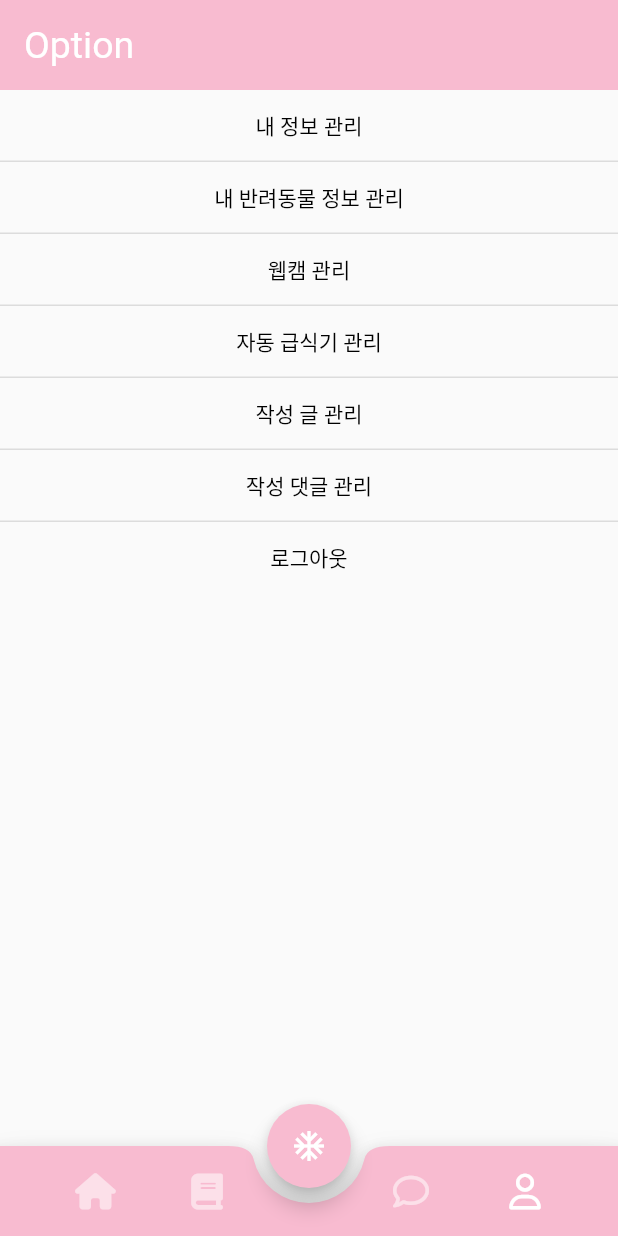
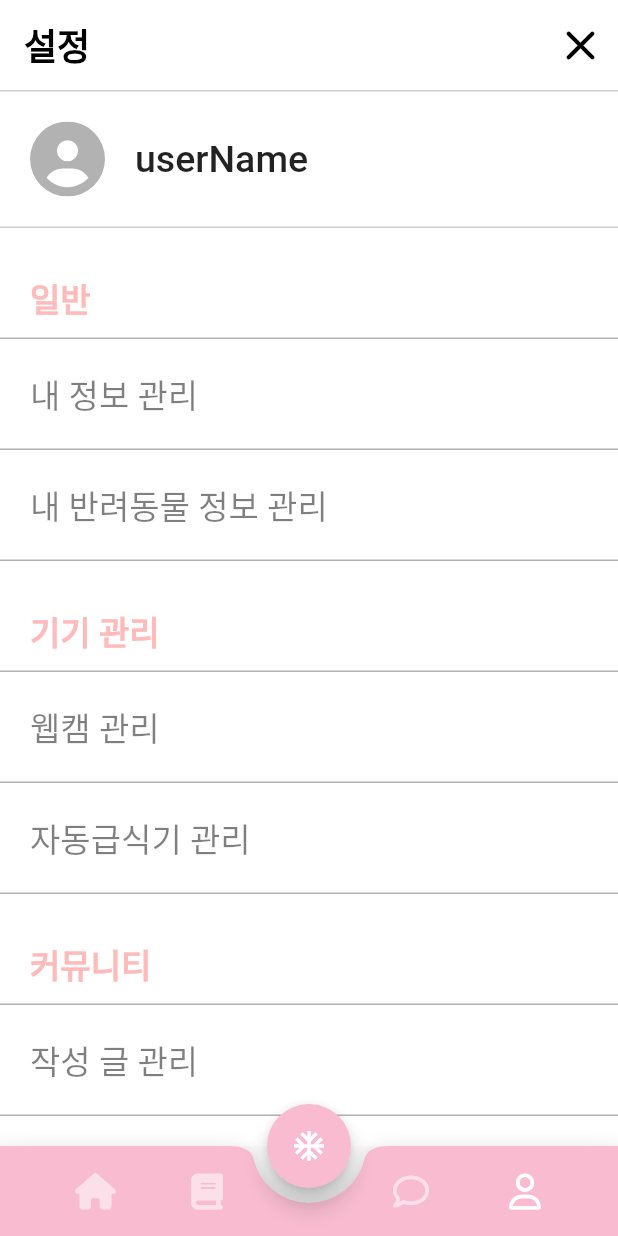
Before and after one commit to qlsdlgh/perpet, a Flutter app: the screen it shows after launch, item 4 of the bottom bar chosen, on a phone screen of 412 x 824 dp. Run offline on Flutter 3.47's test engine with Material 2 defaults, Android fonts, the phone set to English and light mode, and no system bars; our stand-ins replace firebase_auth, firebase_core, flutter_svg, font_awesome_flutter, image_picker; missing offline and left inert: kakao_flutter_sdk_user; accounts and stored records are empty; network calls fail.

Commit message:
설정 페이지 ui
navigation bar의 유저 버튼 눌렀을 때 설정 페이지가 아닌 유저 정보 수정 화면으로 바로 이동하게 바꿔야 함

```diff
--- a/lib/screens/home_screen.dart
+++ b/lib/screens/home_screen.dart
@@ -1,6 +1,6 @@
 import 'package:flutter/material.dart';
-import 'package:perpet/service/main_view_model.dart';
-//import 'package:perpet/widgets/button_style.dart';
+import 'package:perpet/widgets/button_style.dart';
+import 'package:perpet/screens/setting_page.dart';
 
 //로그인 후 보이는 첫화면
 class HomeScreen extends StatelessWidget {
@@ -23,15 +23,22 @@ class HomeScreen extends StatelessWidget {
         bottomOpacity: 20,
         actions: [
           IconButton(
-            onPressed: () => {},
+            onPressed: () {
+              Navigator.push(
+                  context,
+                  MaterialPageRoute(
+                    builder: (context) => const SettingPage(),
+                  ));
+            },
             icon: const Icon(Icons.menu),
             iconSize: 28,
           )
         ],
       ),
-      body: const SingleChildScrollView(
+      body: SingleChildScrollView(
         child:
-            LoginKakao(), /*Padding(
+            //LoginKakao(),
+            Padding(
                 padding: const EdgeInsets.all(25),
                 child: Column(
                   children: [
@@ -118,7 +125,7 @@ class HomeScreen extends StatelessWidget {
                       ),
                     ),
                     const SizedBox(
-                  height: 20,
+                      height: 40,
                     ),
                     Column(
                       children: [
@@ -177,7 +184,8 @@ class HomeScreen extends StatelessWidget {
                                       height: 10,
                                     ),
                                     Row(
-                                  mainAxisAlignment: MainAxisAlignment.center,
+                                      mainAxisAlignment:
+                                          MainAxisAlignment.center,
                                       children: [
                                         Text(
                                           'petAge',
@@ -208,7 +216,7 @@ class HomeScreen extends StatelessWidget {
                       ],
                     ),
                   ],
-            )),*/
+                )),
       ),
     );
   }
--- a/lib/screens/login_screen.dart
+++ b/lib/screens/login_screen.dart
@@ -21,7 +21,7 @@ class _LogInState extends State<LoginScreen> {
           child: Column(
             mainAxisAlignment: MainAxisAlignment.center,
             children: [
-              Image.asset('images/logo.png', scale: 0.9),
+              Image.asset('assets/icons/logo.png', scale: 0.9),
               const SizedBox(
                 height: 15,
               ),
--- a/lib/screens/main_screen.dart
+++ b/lib/screens/main_screen.dart
@@ -3,7 +3,7 @@ import 'package:font_awesome_flutter/font_awesome_flutter.dart';
 import 'package:perpet/screens/IoT_feed_screen.dart';
 import 'package:perpet/screens/IoT_water_screen.dart';
 import 'package:perpet/screens/community_screen.dart';
-import 'package:perpet/screens/myPage_screen.dart';
+import 'package:perpet/screens/setting_page.dart';
 import 'package:perpet/screens/home_screen.dart';
 import 'package:perpet/screens/login_screen.dart';
 import 'package:perpet/screens/sign_up_pet_screen.dart';
@@ -112,7 +112,7 @@ class _MainScreenState extends State<MainScreen> {
     const IoTWaterScreen(),
     const IoTCamScreen(),
     const CommunityScreen(),
-    const myPageScreen(),
+    const SettingPage(),
   };
 
   final PageStorageBucket bucket = PageStorageBucket();
@@ -230,7 +230,7 @@ class _MainScreenState extends State<MainScreen> {
                       onPressed: () {
                         //버튼 눌렀을 때 작동하는 코드
                         setState(() {
-                          currentScreen = const myPageScreen();
+                          currentScreen = const SettingPage();
                           currentTab = 3;
                         });
                       },
--- a/lib/screens/myPage_screen.dart
+++ /dev/null
@@ -1,56 +0,0 @@
-import 'package:flutter/material.dart';
-import 'package:perpet/postcard.dart';
-
-class myPageScreen extends StatefulWidget {
-  const myPageScreen({Key? key}) : super(key: key);
-
-  @override
-  State<myPageScreen> createState() => _myPageScreen();
-}
-
-class _myPageScreen extends State<myPageScreen> {
-  var option = [
-    "내 정보 관리",
-    "내 반려동물 정보 관리",
-    "웹캠 관리",
-    "자동 급식기 관리",
-    "작성 글 관리",
-    "작성 댓글 관리",
-    "로그아웃"
-  ];
-
-  @override
-  Widget build(BuildContext context) {
-    return Scaffold(
-      appBar: AppBar(
-        backgroundColor: Colors.pink[100],
-        title: const Text("Option"),
-        titleTextStyle: const TextStyle(color: Colors.white, fontSize: 25),
-        toolbarHeight: 60,
-        bottomOpacity: 30,
-      ),
-      body: ListView.separated(
-        //옵션 리스트에 있는 것들을 하나씩 버튼으로 나열
-        itemCount: option.length,
-        itemBuilder: (BuildContext ctx, int idx) {
-          return TextButton(
-            onPressed: () {
-              //눌렀을 때 작동할 코드 입력
-              //나중에 이동할 페이지도 option처럼 리스트로 입력할 예정
-            },
-            child: Text(
-              option[idx],
-              style: const TextStyle(color: Colors.black),
-            ),
-          );
-        },
-        separatorBuilder: (BuildContext ctx, int idx) {
-          return const Divider(
-            height: 0,
-            thickness: 1,
-          );
-        },
-      ),
-    );
-  }
-}
--- /dev/null
+++ b/lib/screens/setting_page.dart
@@ -0,0 +1,163 @@
+import 'package:flutter/material.dart';
+import 'package:flutter_svg/flutter_svg.dart';
+
+class SettingPage extends StatelessWidget {
+  const SettingPage({Key? key}) : super(key: key);
+
+  @override
+  Widget build(BuildContext context) {
+    return Scaffold(
+      backgroundColor: Colors.white,
+      appBar: AppBar(
+        automaticallyImplyLeading: false,
+        backgroundColor: Colors.white,
+        title: const Text("설정"),
+        titleTextStyle: const TextStyle(
+            color: Colors.black, fontSize: 24, fontWeight: FontWeight.bold),
+        toolbarHeight: 60,
+        bottomOpacity: 20,
+        actions: [
+          IconButton(
+            onPressed: () {
+              Navigator.pop(context);
+            },
+            icon: const Icon(Icons.close_rounded),
+            iconSize: 34,
+          )
+        ],
+      ),
+      body: SingleChildScrollView(
+        child: Container(
+          child: Column(
+            children: [
+              Container(
+                padding: const EdgeInsets.fromLTRB(20, 20, 20, 20),
+                decoration: BoxDecoration(
+                  border: Border.symmetric(
+                    horizontal: BorderSide(
+                      width: 1.0,
+                      color: Colors.black.withOpacity(0.2),
+                    ),
+                  ),
+                ),
+                child: Column(
+                  children: [
+                    Row(
+                      children: [
+                        SvgPicture.asset('assets/icons/circle-user-solid.svg',
+                            width: 50,
+                            height: 50,
+                            color: Colors.black.withOpacity(0.3)),
+                        const SizedBox(
+                          width: 20,
+                        ),
+                        const Text(
+                          'userName',
+                          style: TextStyle(
+                              fontSize: 25, fontWeight: FontWeight.w500),
+                        )
+                      ],
+                    )
+                  ],
+                ),
+              ),
+              const SettingCategory(text: '일반'),
+              const SettingItem(text: '내 정보 관리'),
+              const SettingItem(text: '내 반려동물 정보 관리'),
+              const SettingCategory(text: '기기 관리'),
+              const SettingItem(text: '웹캠 관리'),
+              const SettingItem(text: '자동급식기 관리'),
+              const SettingCategory(text: '커뮤니티'),
+              const SettingItem(text: '작성 글 관리'),
+              const SettingItem(text: '작성 댓글 관리'),
+              const SizedBox(
+                height: 100,
+              ),
+              Container(
+                alignment: Alignment.centerLeft,
+                decoration: BoxDecoration(
+                    border: Border.symmetric(
+                        horizontal: BorderSide(
+                  color: Colors.black.withOpacity(0.3),
+                  width: 1.0,
+                ))),
+                padding: const EdgeInsets.fromLTRB(20, 20, 20, 20),
+                child: Text(
+                  '로그아웃',
+                  style: TextStyle(
+                    color: Colors.black.withOpacity(0.5),
+                    fontSize: 22,
+                  ),
+                ),
+              ),
+            ],
+          ),
+        ),
+      ),
+    );
+  }
+}
+
+class SettingCategory extends StatelessWidget {
+  final String text;
+  const SettingCategory({
+    super.key,
+    required this.text,
+  });
+
+  @override
+  Widget build(BuildContext context) {
+    return Container(
+      alignment: Alignment.centerLeft,
+      decoration: BoxDecoration(
+        border: Border(
+          bottom: BorderSide(
+            color: Colors.black.withOpacity(0.3),
+            width: 1,
+          ),
+        ),
+      ),
+      padding: const EdgeInsets.fromLTRB(20, 30, 20, 10),
+      child: Text(
+        text,
+        style: const TextStyle(
+          color: Color(0xffffBABA),
+          fontSize: 22,
+          fontWeight: FontWeight.bold,
+        ),
+      ),
+    );
+  }
+}
+
+class SettingItem extends StatelessWidget {
+  final String text;
+
+  const SettingItem({
+    super.key,
+    required this.text,
+  });
+
+  @override
+  Widget build(BuildContext context) {
+    return Container(
+      alignment: Alignment.centerLeft,
+      decoration: BoxDecoration(
+        border: Border(
+          bottom: BorderSide(
+            color: Colors.black.withOpacity(0.3),
+            width: 1,
+          ),
+        ),
+      ),
+      padding: const EdgeInsets.fromLTRB(20, 20, 20, 20),
+      child: Text(
+        text,
+        style: TextStyle(
+          color: Colors.black.withOpacity(0.5),
+          fontSize: 22,
+        ),
+      ),
+    );
+  }
+}
--- a/pubspec.yaml
+++ b/pubspec.yaml
@@ -45,6 +45,7 @@ dependencies:
   firebase_core: ^2.11.0
   firebase_auth: ^4.2.2
   http: ^0.13.6
+  flutter_svg: ^2.0.5
 
 dev_dependencies:
   flutter_test:
@@ -69,8 +70,7 @@ flutter:
 
   # To add assets to your application, add an assets section, like this:
   assets:
-    - images/
-    - images/logo.png
+    - assets/icons/circle-user-solid.svg
 
   # An image asset can refer to one or more resolution-specific "variants", see
   # https://flutter.dev/assets-and-images/#resolution-aware
```
Also changed, not shown: assets/icons/circle-user-solid.svg (added), assets/icons/google_icon.svg (renamed from images/google_icon.svg), assets/logo.png (renamed from images/logo.png), pubspec.lock. Lines whose indentation alone changed are shown as unchanged.
